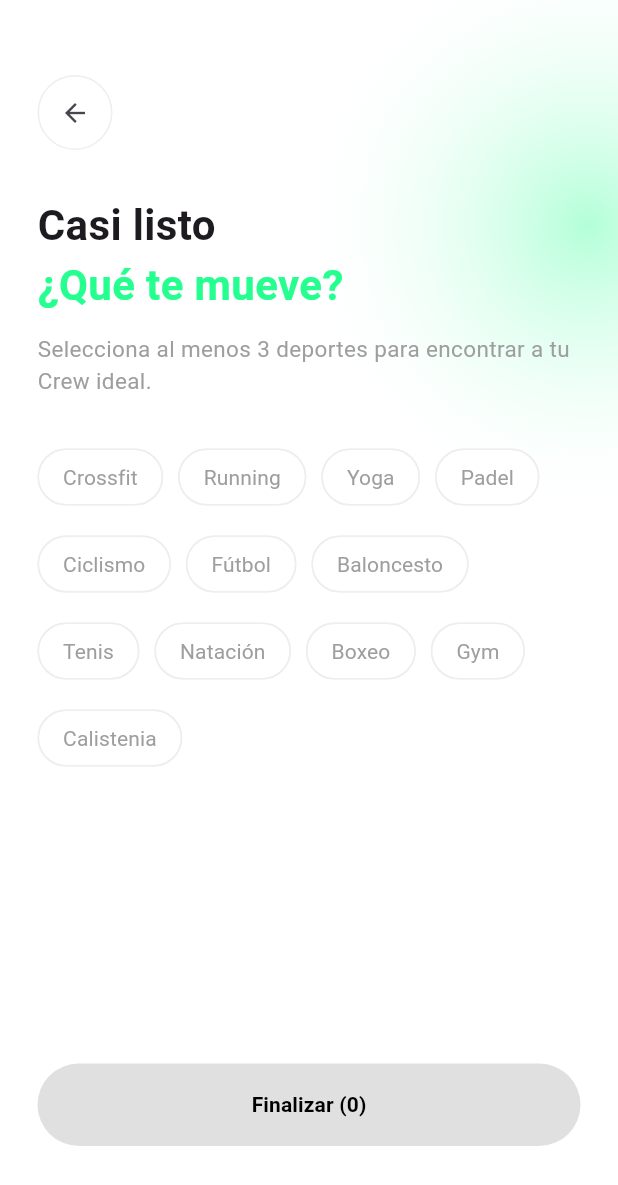
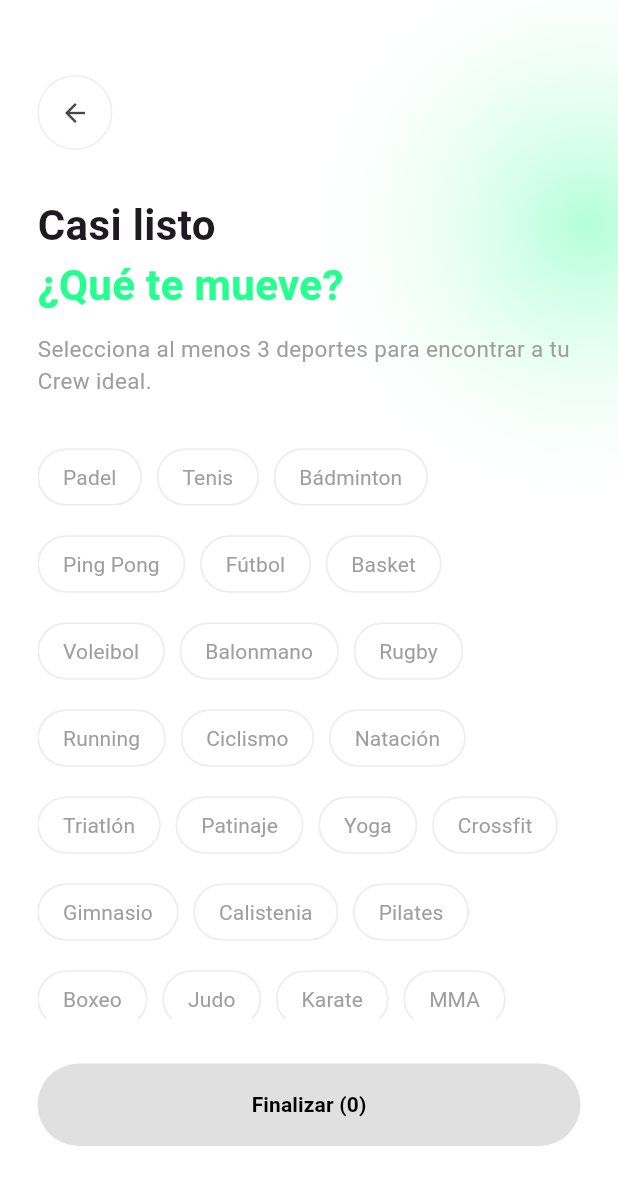
Before and after one commit to javiermedinilla2708/FitCrew, a Flutter app: the SportFilter screen opened directly, on a phone screen of 412 x 824 dp. Shown: the top 1185 px of the screen. Run offline on Flutter 3.47's test engine with Material 3 defaults, Android fonts, the phone set to English and light mode, and no system bars; our stand-ins replace cloud_firestore, firebase_auth, firebase_core; accounts and stored records are empty.

Commit message:
Se han añadido mas deportes

```diff
--- a/lib/main.dart
+++ b/lib/main.dart
@@ -1,4 +1,4 @@
-import 'package:fitcrew/screens/home/splash_screen.dart';
+import 'package:fitcrew/screens/splash_screen.dart';
 import 'package:flutter/material.dart';
 import 'package:firebase_core/firebase_core.dart';
 import 'package:provider/provider.dart';
--- a/lib/models/app_constants.dart
+++ b/lib/models/app_constants.dart
@@ -1,15 +1,49 @@
+// 1. CONSTANTES GLOBALES DE LA APLICACIÓN
 class AppConstants {
+
+  // 2. LISTADO EXTENDIDO DE DEPORTES DISPONIBLES
   static const List<String> availableSports = [
+    // Deportes de Raqueta
     "Padel",
+    "Tenis",
+    "Bádminton",
+    "Ping Pong",
+
+    // Deportes de Equipo
+    "Fútbol",
+    "Basket",
+    "Voleibol",
+    "Balonmano",
+    "Rugby",
+
+    // Resistencia y Cardio
     "Running",
+    "Ciclismo",
+    "Natación",
+    "Triatlón",
+    "Patinaje",
+
+    // Entrenamiento y Fuerza
     "Yoga",
     "Crossfit",
-    "Ciclismo",
-    "Fútbol",
-    "Basket",
-    "Tenis"
+    "Gimnasio",
+    "Calistenia",
+    "Pilates",
+
+    // Deportes de Combate
+    "Boxeo",
+    "Judo",
+    "Karate",
+    "MMA",
+
+    // Aire Libre y Otros
+    "Senderismo",
+    "Escalada",
+    "Surf",
+    "Golf"
   ];
 
+  // 3. NIVELES DE HABILIDAD PARA EL PERFIL DE USUARIO
   static const List<String> skillLevels = [
     "Principiante",
     "Intermedio",
--- a/lib/screens/filters/sport_filter.dart
+++ b/lib/screens/filters/sport_filter.dart
@@ -1,8 +1,10 @@
+// 1. IMPORTACIONES
 import 'package:cloud_firestore/cloud_firestore.dart';
 import 'package:firebase_auth/firebase_auth.dart';
 import 'package:fitcrew/screens/home/home_screen.dart';
 import 'package:flutter/material.dart';
 
+// 2. WIDGET CON ESTADO PARA SELECCIÓN DE DEPORTES
 class SportFilter extends StatefulWidget{
   const SportFilter ({super.key});
 
@@ -10,25 +12,31 @@ class SportFilter extends StatefulWidget{
   State<SportFilter> createState()=> _SportFilter();
 }
 
+// 3. LÓGICA Y GESTIÓN DE ESTADO
 class _SportFilter extends State<SportFilter>{
 
-  //Lista de deportes
+  // Listado completo de deportes (Sincronizado con AppConstants)
   final List<String> _sports = [
-    "Crossfit", "Running", "Yoga", "Padel",
-    "Ciclismo", "Fútbol", "Baloncesto", "Tenis",
-    "Natación", "Boxeo", "Gym", "Calistenia"
+    "Padel", "Tenis", "Bádminton", "Ping Pong",
+    "Fútbol", "Basket", "Voleibol", "Balonmano", "Rugby",
+    "Running", "Ciclismo", "Natación", "Triatlón", "Patinaje",
+    "Yoga", "Crossfit", "Gimnasio", "Calistenia", "Pilates",
+    "Boxeo", "Judo", "Karate", "MMA",
+    "Senderismo", "Escalada", "Surf", "Golf"
   ];
 
-  //Lista para guardar los deportes seleccionados
+  // Variables de control para selección y carga
   final List <String> _selectedSports=[];
   bool _isLoading = false;
 
+  // 4. CONSTRUCCIÓN DE LA INTERFAZ (BUILD)
   @override
   Widget build(BuildContext context) {
     return Scaffold(
       backgroundColor: Colors.white,
       body: Stack(
         children: [
+          // Elemento decorativo: Círculo de fondo con gradiente
           Positioned(
             top: -50,
             right: -180,
@@ -46,6 +54,7 @@ class _SportFilter extends State<SportFilter>{
               ),
             )
           ),
+
           SafeArea(
             child: Padding(
               padding: const EdgeInsets.symmetric(horizontal: 25.0, vertical: 30.0),
@@ -54,7 +63,7 @@ class _SportFilter extends State<SportFilter>{
                 children: [
                   SizedBox(height: 20,),
 
-                  //Botón de retroceso
+                  // Botón de retroceso estilizado
                   Container(
                     decoration: BoxDecoration(
                       shape: BoxShape.circle,
@@ -67,21 +76,22 @@ class _SportFilter extends State<SportFilter>{
                   ),
                   SizedBox(height: 30,),
 
-                  //Título
-                  Text("Casi listo",style: TextStyle(fontSize: 28,fontWeight: FontWeight.bold),),
-                  Text("¿Qué te mueve?", style: TextStyle(fontSize: 28,color: Color(0xFF24FF8F),fontWeight: FontWeight.bold),),
+                  // Cabecera: Títulos principales
+                  Text("Casi listo", style: TextStyle(fontSize: 28, fontWeight: FontWeight.bold),),
+                  Text("¿Qué te mueve?", style: TextStyle(fontSize: 28, color: Color(0xFF24FF8F), fontWeight: FontWeight.bold),),
                   SizedBox(height: 12,),
 
                   Text(
                     "Selecciona al menos 3 deportes para encontrar a tu Crew ideal.",
-                    style: TextStyle(color: Colors.grey,fontSize: 15),
+                    style: TextStyle(color: Colors.grey, fontSize: 15),
                   ),
 
                   SizedBox(height: 30,),
 
-                  //Contenedor para las chips
+                  // Cuerpo: Cuadrícula de chips autoadaptable (Wrap)
                   Expanded(
                     child: SingleChildScrollView(
+                      physics: BouncingScrollPhysics(),
                       child: Wrap(
                         spacing: 10,
                         runSpacing: 10,
@@ -90,19 +100,19 @@ class _SportFilter extends State<SportFilter>{
                           return FilterChip(
                             label: Text(sport),
                             labelStyle: TextStyle(
-                              color: isSelected?Colors.black:Colors.grey,
-                              fontWeight: isSelected ? FontWeight.bold:FontWeight.normal,
+                              color: isSelected ? Colors.black : Colors.grey,
+                              fontWeight: isSelected ? FontWeight.bold : FontWeight.normal,
                             ),
                             selected: isSelected,
                             onSelected: (bool selected){
                               setState(() {
                                 if(selected){
                                   _selectedSports.add(sport);
-                                }else{
+                                } else {
                                   _selectedSports.remove(sport);
                                 }
                               });
-                            } ,
+                            },
                             backgroundColor: Colors.white,
                             selectedColor: Color(0xFF24FF8F),
                             checkmarkColor: Colors.black,
@@ -117,18 +127,18 @@ class _SportFilter extends State<SportFilter>{
                     )
                   ),
 
-                  //Botón Finalizar
+                  // Pie: Botón de finalización y guardado en Firebase
                   Padding(
-                    padding:EdgeInsets.symmetric(vertical: 30),
+                    padding: EdgeInsets.symmetric(vertical: 30),
                     child: SizedBox(
                       width: double.infinity,
                       height: 55,
                       child: ElevatedButton(
                         onPressed: (_selectedSports.length >= 3 && !_isLoading) ? () async {
-                          //Logica para guardar en Firebase y entrar en la app
                           setState(() => _isLoading = true);
 
                           try {
+                            // Persistencia de datos en Firestore
                             final user = FirebaseAuth.instance.currentUser;
                             if (user != null) {
                               await FirebaseFirestore.instance
@@ -140,6 +150,7 @@ class _SportFilter extends State<SportFilter>{
                               }, SetOptions(merge: true));
                             }
 
+                            // Navegación a la pantalla principal
                             if (mounted) {
                               Navigator.pushAndRemoveUntil(
                                 context,
@@ -156,7 +167,7 @@ class _SportFilter extends State<SportFilter>{
                           } finally {
                             if (mounted) setState(() => _isLoading = false);
                           }
-                        } : null, //Desactivado si no hay 3 seleccionados
+                        } : null,
                         style: ElevatedButton.styleFrom(
                           backgroundColor: Color(0xFF24FF8F),
                           disabledBackgroundColor: Colors.grey[300],
@@ -164,11 +175,15 @@ class _SportFilter extends State<SportFilter>{
                           elevation: 0,
                         ),
                         child: _isLoading
-                          ? const CircularProgressIndicator(color: Colors.black)
+                          ? const SizedBox(
+                              height: 20,
+                              width: 20,
+                              child: CircularProgressIndicator(color: Colors.black, strokeWidth: 2)
+                            )
                           : Text(
-                            "Finalizar (${_selectedSports.length})",
-                            style: const TextStyle(color: Colors.black, fontWeight: FontWeight.bold),
-                          )
+                              "Finalizar (${_selectedSports.length})",
+                              style: const TextStyle(color: Colors.black, fontWeight: FontWeight.bold),
+                            )
                       ),
                     ),
                   ),
--- a/lib/screens/home/home_screen.dart
+++ b/lib/screens/home/home_screen.dart
@@ -268,13 +268,70 @@ class _HomeScreenState extends State<HomeScreen> {
     );
   }
 
-  // 6. FUNCIONES AUXILIARES
-  IconData _getSportIcon(String sportType) {
-    switch (sportType.toLowerCase()) {
-      case 'padel': return Icons.sports_tennis;
-      case 'running': return Icons.directions_run;
-      case 'yoga': return Icons.self_improvement;
-      default: return Icons.bolt;
-    }
+  // FUNCIÓN PARA ASIGNAR ICONOS DINÁMICOS SEGÚN EL DEPORTE
+IconData _getSportIcon(String sportType) {
+  switch (sportType.toLowerCase()) {
+    // Deportes de Raqueta
+    case 'padel':
+    case 'tenis':
+      return Icons.sports_tennis;
+    case 'bádminton':
+      return Icons.wb_iridescent_rounded;
+    case 'ping pong':
+      return Icons.table_restaurant_rounded;
+
+    // Deportes de Equipo
+    case 'fútbol':
+    case 'balonmano':
+      return Icons.sports_soccer;
+    case 'basket':
+      return Icons.sports_basketball;
+    case 'voleibol':
+      return Icons.sports_volleyball;
+    case 'rugby':
+      return Icons.sports_rugby;
+
+    // Resistencia y Cardio
+    case 'running':
+      return Icons.directions_run;
+    case 'ciclismo':
+      return Icons.directions_bike;
+    case 'natación':
+      return Icons.pool;
+    case 'triatlón':
+      return Icons.directions_run_rounded;
+    case 'patinaje':
+      return Icons.ice_skating;
+
+    // Entrenamiento y Fuerza
+    case 'yoga':
+    case 'pilates':
+      return Icons.self_improvement;
+    case 'crossfit':
+    case 'gimnasio':
+    case 'calistenia':
+      return Icons.fitness_center;
+
+    // Deportes de Combate
+    case 'boxeo':
+    case 'mma':
+      return Icons.sports_mma;
+    case 'judo':
+    case 'karate':
+      return Icons.front_hand;
+
+    // Aire Libre y Otros
+    case 'senderismo':
+      return Icons.terrain;
+    case 'escalada':
+      return Icons.landscape;
+    case 'surf':
+      return Icons.surfing;
+    case 'golf':
+      return Icons.sports_golf;
+
+    default:
+      return Icons.bolt;
   }
 }
+}
```
